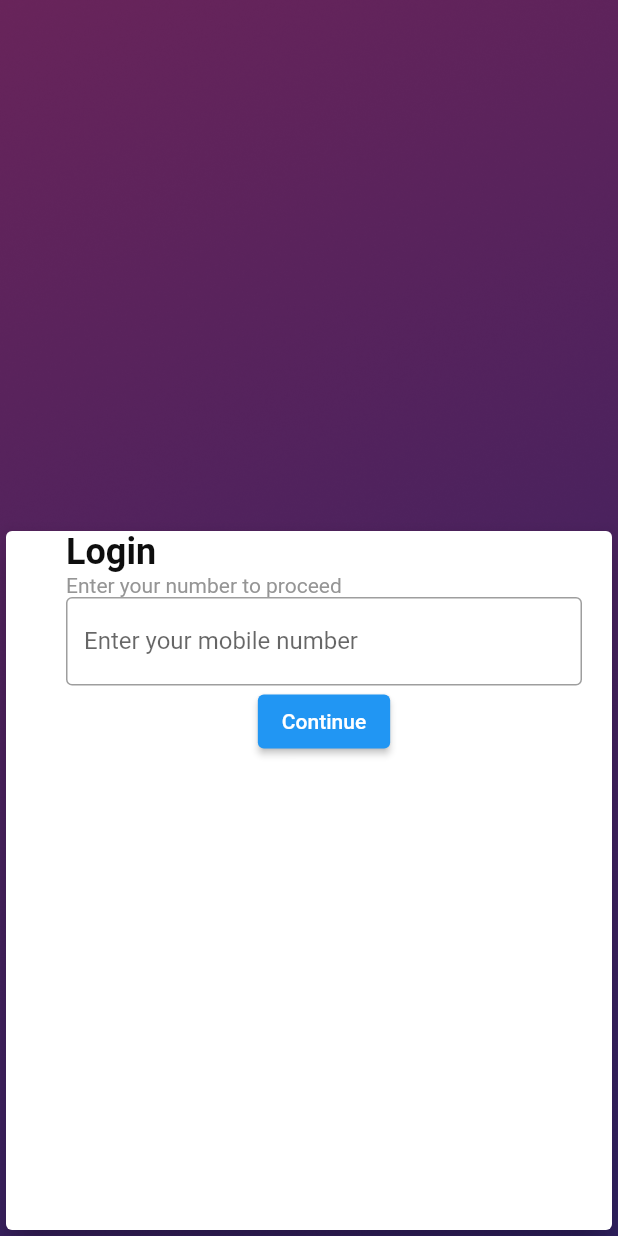
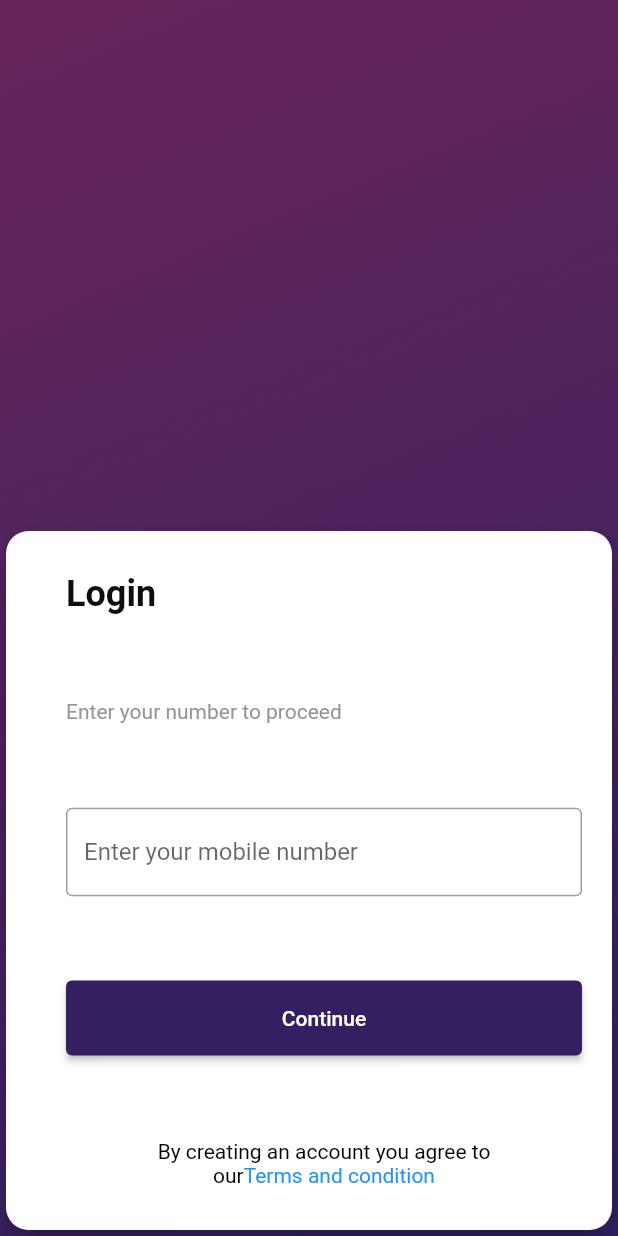
Before and after one commit to NeethaBabu/Examproject, a Flutter app: the screen it shows after launch, on a phone screen of 412 x 824 dp. Run offline on Flutter 3.47's test engine with Material 2 defaults, Android fonts, the phone set to English and light mode, and no system bars; our stand-ins replace google_fonts; Roboto replaces fonts that are missing (Poppins).

Commit message:
login ui changes

```diff
--- a/lib/LoginPage.dart
+++ b/lib/LoginPage.dart
@@ -1,3 +1,5 @@
+// ignore_for_file: prefer_const_constructors, prefer_const_literals_to_create_immutables, sort_child_properties_last
+
 import 'package:flutter/material.dart';
 
 void main() {
@@ -24,16 +26,31 @@ class CardExamplesApp extends StatelessWidget {
             child: Stack(
               children: [
                 Positioned(
+                  top: 0,
+                  child: Container(
+                    decoration: BoxDecoration(
+                      image: const DecorationImage(
+                        image: AssetImage("assets/images/circle.png"),
+                        fit: BoxFit.fill,
+                      ),
+                    ),
+                  ),
+                ),
+                Positioned(
                   bottom: 0,
                   left: 0,
                   right: 0,
                   top: 350,
                   child: Card(
+                    shape: RoundedRectangleBorder(
+                      borderRadius: BorderRadius.circular(15),
+                    ),
                     elevation: 10,
                     color: Theme.of(context).colorScheme.surfaceVariant,
                     child: Padding(
                       padding: EdgeInsets.fromLTRB(40, 0, 20, 0),
                       child: Column(
+                        mainAxisAlignment: MainAxisAlignment.spaceAround,
                         children: [
                           Row(
                             children: [
@@ -69,7 +86,24 @@ class CardExamplesApp extends StatelessWidget {
                           ElevatedButton(
                             child: Text('Continue'),
                             onPressed: () {},
+                            style: ElevatedButton.styleFrom(
+                                backgroundColor: Color(0xff342060),
+                                minimumSize: Size.fromHeight(50)),
                           ),
+                          RichText(
+                            textAlign: TextAlign.center,
+                            text: TextSpan(
+                                text: 'By creating an account you agree to\n',
+                                style: TextStyle(color: Colors.black),
+                                children: [
+                                  TextSpan(
+                                      text: 'our',
+                                      style: TextStyle(color: Colors.black)),
+                                  TextSpan(
+                                      text: 'Terms and condition',
+                                      style: TextStyle(color: Colors.blue)),
+                                ]),
+                          )
                         ],
                       ),
                     ),
--- a/lib/main.dart
+++ b/lib/main.dart
@@ -1,10 +1,12 @@
 import 'dart:async';
 import 'package:flutter/material.dart';
+import 'package:google_fonts/google_fonts.dart';
 import 'LoginPage.dart';
 
 void main() {
   runApp(const MyApp());
 }
+
 class MyApp extends StatelessWidget {
   const MyApp({super.key});
 
@@ -12,12 +14,13 @@ class MyApp extends StatelessWidget {
   Widget build(BuildContext context) {
     return MaterialApp(
       title: 'Flutter background demo',
-
+      theme: ThemeData(fontFamily: 'Poppins'),
       debugShowCheckedModeBanner: false,
       home: Splash(),
     );
   }
 }
+
 class Splash extends StatefulWidget {
   const Splash({super.key});
 
@@ -27,23 +30,23 @@ class Splash extends StatefulWidget {
 
 class _SplashState extends State<Splash> {
   @override
-
   void initState() {
     super.initState();
-    Timer(Duration(seconds: 3),
-            ()=>Navigator.pushReplacement(context,
-            MaterialPageRoute(builder:
-                (context) => CardExamplesApp(),
-            )
-        )
-    );
+    Timer(
+        Duration(seconds: 3),
+        () => Navigator.pushReplacement(
+            context,
+            MaterialPageRoute(
+              builder: (context) => CardExamplesApp(),
+            )));
   }
+
   Widget build(BuildContext context) {
     return Scaffold(
       body: Container(
         decoration: BoxDecoration(
           image: const DecorationImage(
-                image:AssetImage("assets/images/background.png"),
+            image: AssetImage("assets/images/background.png"),
             fit: BoxFit.fill,
           ),
         ),
```
Also changed, not shown: pubspec.yaml (+4 -12 lines), pubspec.lock, 1 other file. Lines whose indentation alone changed are shown as unchanged.
